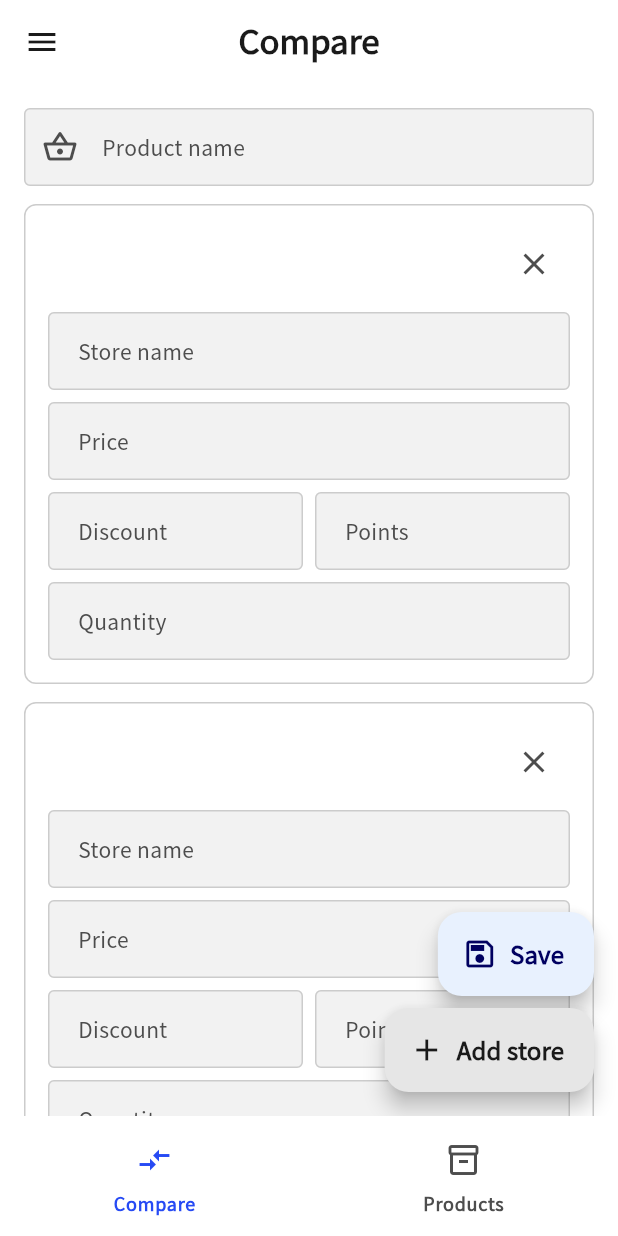
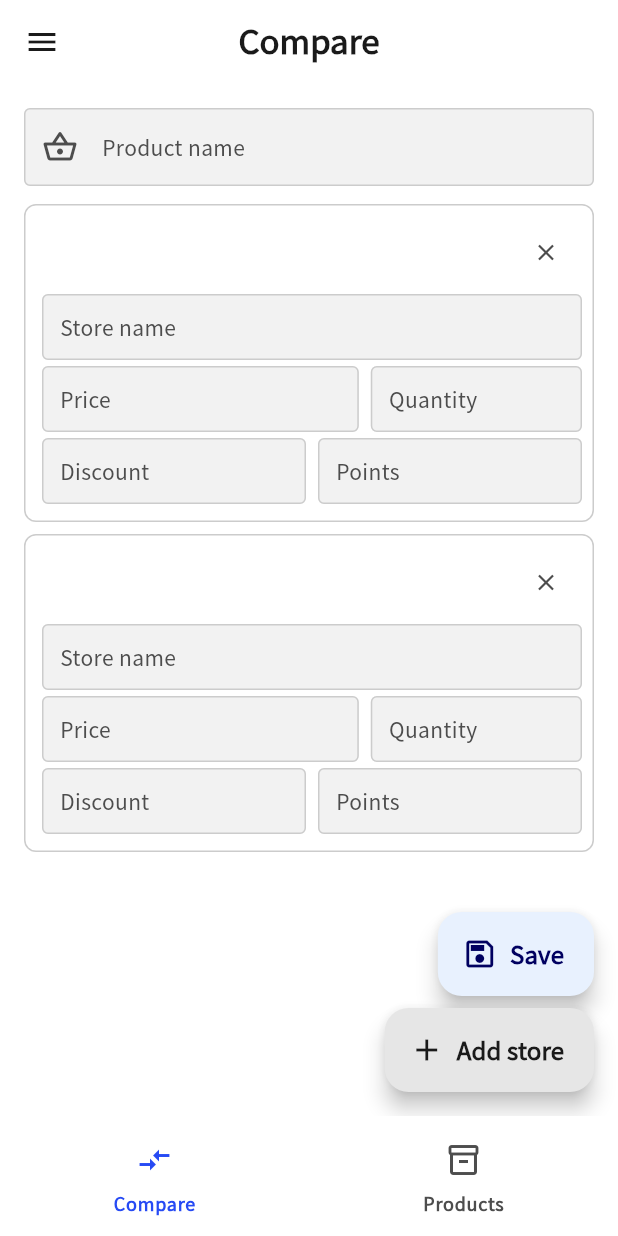
Before and after one commit to kiyoteruhosoda/pricecompare, a Flutter app: the screen it shows after launch, after a tap on the "close" icon, after a tap on "Add store", on a phone screen of 412 x 824 dp. Run offline on Flutter 3.47's test engine with Material 3 defaults, Android fonts, the phone set to English and light mode, and no system bars; our stand-ins replace equatable, get_it, logger, package_info_plus, shared_preferences, sqflite; accounts and stored records are empty.

Commit message:
feat(presentation): compact compare layout and scroll to new store row
- Put Price and Quantity fields side by side in one row (flex 3:2)
- Reduce all inter-field spacing from sm to xs
- Reduce card padding and use smaller header text/icon
- Add contentPadding to text fields for tighter input height
- Reduce inter-card gap from md to sm
- Scroll to bottom after Add Store so the new row is immediately visible

https://claude.ai/code/session_013VS7g9eAQFVkyPzN9L4PWs

```diff
--- a/lib/presentation/pages/compare_page.dart
+++ b/lib/presentation/pages/compare_page.dart
@@ -19,6 +19,7 @@ class _ComparePageState extends State<ComparePage> {
   late final CompareViewModel _vm;
   final TextEditingController _productNameCtrl = TextEditingController();
   final Map<String, _RowControllers> _rowCtrlMap = {};
+  final ScrollController _scrollCtrl = ScrollController();
 
   @override
   void initState() {
@@ -33,10 +34,24 @@ class _ComparePageState extends State<ComparePage> {
   @override
   void dispose() {
     _productNameCtrl.dispose();
+    _scrollCtrl.dispose();
     for (final c in _rowCtrlMap.values) {
       c.dispose();
     }
     super.dispose();
+  }
+
+  void _addRowAndScroll() {
+    _vm.addRow();
+    WidgetsBinding.instance.addPostFrameCallback((_) {
+      if (_scrollCtrl.hasClients) {
+        _scrollCtrl.animateTo(
+          _scrollCtrl.position.maxScrollExtent,
+          duration: const Duration(milliseconds: 300),
+          curve: Curves.easeOut,
+        );
+      }
+    });
   }
 
   _RowControllers _ctrlFor(String id) =>
@@ -54,6 +69,7 @@ class _ComparePageState extends State<ComparePage> {
         return Stack(
           children: [
             ListView(
+              controller: _scrollCtrl,
               padding: const EdgeInsets.fromLTRB(
                 AppSpacing.pageMargin,
                 AppSpacing.pageMargin,
@@ -96,7 +112,7 @@ class _ComparePageState extends State<ComparePage> {
                 ..._vm.rows.map((row) {
                   final ctrl = _ctrlFor(row.id);
                   return Padding(
-                    padding: const EdgeInsets.only(bottom: AppSpacing.md),
+                    padding: const EdgeInsets.only(bottom: AppSpacing.sm),
                     child: _StoreRowCard(
                       row: row,
                       controllers: ctrl,
@@ -147,7 +163,7 @@ class _ComparePageState extends State<ComparePage> {
                   const SizedBox(height: AppSpacing.sm),
                   FloatingActionButton.extended(
                     heroTag: 'add',
-                    onPressed: _vm.addRow,
+                    onPressed: _addRowAndScroll,
                     icon: const Icon(Icons.add),
                     label: Text(l10n.compareAddRow),
                     backgroundColor:
@@ -422,7 +438,12 @@ class _StoreRowCard extends StatelessWidget {
             )
           : null,
       child: Padding(
-        padding: const EdgeInsets.all(AppSpacing.componentPadding),
+        padding: const EdgeInsets.fromLTRB(
+          AppSpacing.md,
+          AppSpacing.sm,
+          AppSpacing.sm,
+          AppSpacing.md,
+        ),
         child: Column(
           crossAxisAlignment: CrossAxisAlignment.stretch,
           children: [
@@ -430,7 +451,7 @@ class _StoreRowCard extends StatelessWidget {
             Row(
               children: [
                 if (isBest) ...[
-                  Icon(Icons.star, color: AppColors.statusSuccess, size: 20),
+                  Icon(Icons.star, color: AppColors.statusSuccess, size: 16),
                   const SizedBox(width: AppSpacing.xs),
                 ],
                 Expanded(
@@ -438,7 +459,7 @@ class _StoreRowCard extends StatelessWidget {
                     isBest
                         ? '${_formatUnitPrice(row.unitPrice)}  最安値'
                         : (_hasResult ? _formatUnitPrice(row.unitPrice) : ''),
-                    style: Theme.of(context).textTheme.titleSmall?.copyWith(
+                    style: Theme.of(context).textTheme.bodySmall?.copyWith(
                           color: isBest
                               ? AppColors.statusSuccess
                               : colorScheme.onSurfaceVariant,
@@ -449,7 +470,7 @@ class _StoreRowCard extends StatelessWidget {
                 ),
                 if (canDelete)
                   IconButton(
-                    icon: const Icon(Icons.close),
+                    icon: const Icon(Icons.close, size: 18),
                     tooltip: l10n.compareDeleteRow,
                     onPressed: onDelete,
                     padding: EdgeInsets.zero,
@@ -460,7 +481,7 @@ class _StoreRowCard extends StatelessWidget {
                   ),
               ],
             ),
-            const SizedBox(height: AppSpacing.sm),
+            const SizedBox(height: AppSpacing.xs),
 
             // ── 店舗名 ─────────────────────────────────────────────
             TextField(
@@ -469,20 +490,41 @@ class _StoreRowCard extends StatelessWidget {
                 labelText: l10n.compareStoreName,
                 border: const OutlineInputBorder(),
                 isDense: true,
+                contentPadding: const EdgeInsets.symmetric(
+                  horizontal: AppSpacing.sm,
+                  vertical: AppSpacing.sm,
+                ),
               ),
               textInputAction: TextInputAction.next,
               onChanged: onStoreNameChanged,
             ),
-            const SizedBox(height: AppSpacing.sm),
+            const SizedBox(height: AppSpacing.xs),
 
-            // ── 販売価格 ───────────────────────────────────────────
-            _numField(
-              context,
-              label: l10n.compareBasePrice,
-              controller: controllers.basePrice,
-              onChanged: (v) => onBasePriceChanged(_parseDouble(v)),
+            // ── 販売価格 / 数量 ────────────────────────────────────
+            Row(
+              children: [
+                Expanded(
+                  flex: 3,
+                  child: _numField(
+                    context,
+                    label: l10n.compareBasePrice,
+                    controller: controllers.basePrice,
+                    onChanged: (v) => onBasePriceChanged(_parseDouble(v)),
+                  ),
+                ),
+                const SizedBox(width: AppSpacing.sm),
+                Expanded(
+                  flex: 2,
+                  child: _numField(
+                    context,
+                    label: l10n.compareQuantity,
+                    controller: controllers.quantity,
+                    onChanged: (v) => onQuantityChanged(_parseDouble(v)),
+                  ),
+                ),
+              ],
             ),
-            const SizedBox(height: AppSpacing.sm),
+            const SizedBox(height: AppSpacing.xs),
 
             // ── セール値引き / ポイント ────────────────────────────
             Row(
@@ -506,21 +548,12 @@ class _StoreRowCard extends StatelessWidget {
                 ),
               ],
             ),
-            const SizedBox(height: AppSpacing.sm),
-
-            // ── 数量 ───────────────────────────────────────────────
-            _numField(
-              context,
-              label: l10n.compareQuantity,
-              controller: controllers.quantity,
-              onChanged: (v) => onQuantityChanged(_parseDouble(v)),
-            ),
 
             // ── 計算結果 ───────────────────────────────────────────
             if (_hasResult) ...[
-              const SizedBox(height: AppSpacing.sm),
+              const SizedBox(height: AppSpacing.xs),
               const Divider(height: 1),
-              const SizedBox(height: AppSpacing.sm),
+              const SizedBox(height: AppSpacing.xs),
               _resultRow(
                 context,
                 label: l10n.compareEffectivePrice,
@@ -554,6 +587,10 @@ class _StoreRowCard extends StatelessWidget {
         labelText: label,
         border: const OutlineInputBorder(),
         isDense: true,
+        contentPadding: const EdgeInsets.symmetric(
+          horizontal: AppSpacing.sm,
+          vertical: AppSpacing.sm,
+        ),
       ),
       keyboardType: const TextInputType.numberWithOptions(decimal: true),
       inputFormatters: [
```
